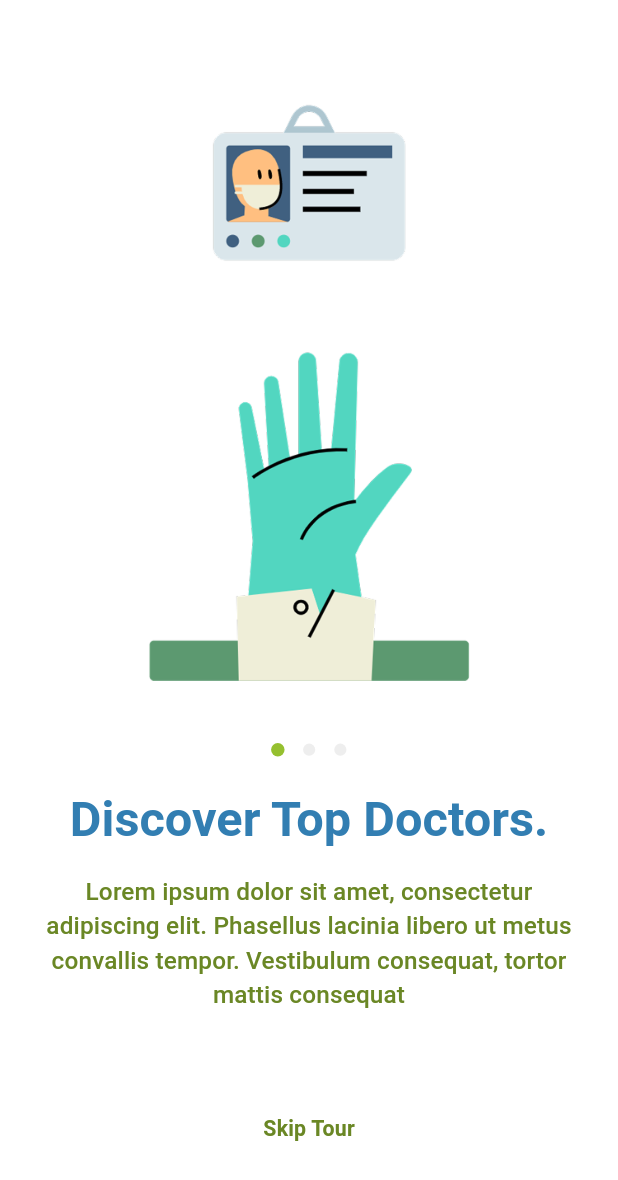
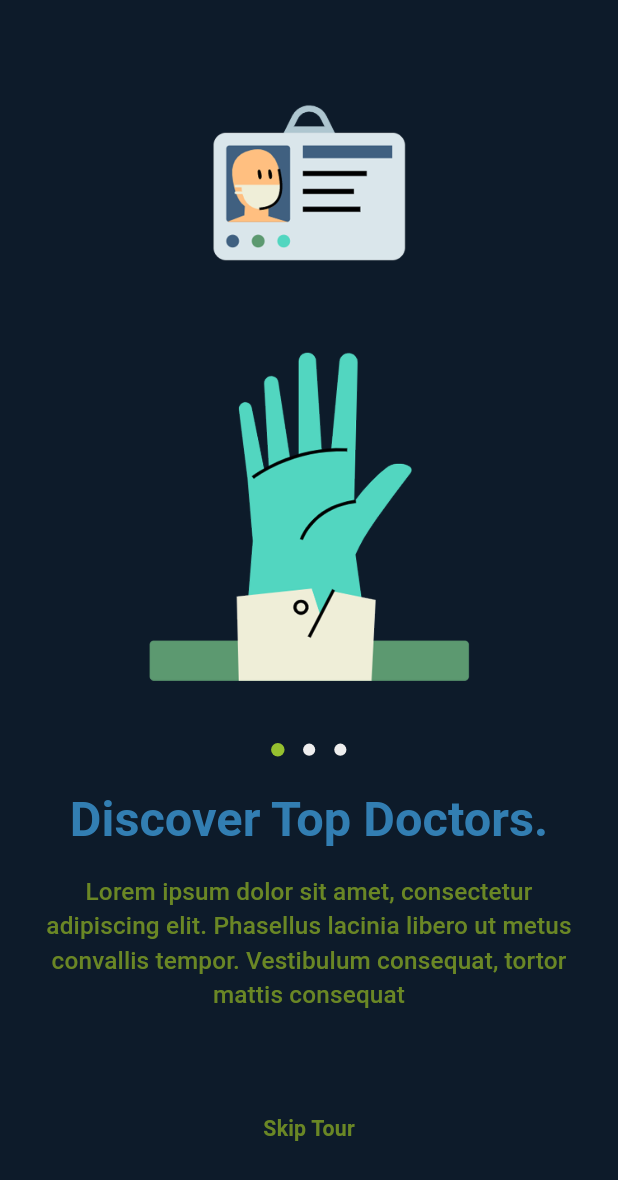
Before and after one commit to Osama-El-Dawli/Healora-app, a Flutter app: the screen it shows after launch, on a phone screen of 412 x 824 dp. Shown: the top 1180 px of the screen. Run offline on Flutter 3.47's test engine with Material 3 defaults, Android fonts, the phone set to English and light mode, and no system bars; drawn by our look-alikes of dots_indicator; our stand-ins replace bloc, cloud_firestore, dio, easy_localization, firebase_auth, firebase_core and 9 more; accounts and stored records are empty.

Commit message:
feat: Update theme colors and switch to dark mode by default

```diff
--- a/lib/core/theme/app_colors.dart
+++ b/lib/core/theme/app_colors.dart
@@ -2,7 +2,6 @@ import 'dart:ui';
 
 abstract class AppColors {
   static const Color black = Color(0xff505050);
-  static const Color white = Color(0xffffffff);
   static const Color gray = Color(0xffEEEEEE);
   static const Color secondary = Color(0xff95C02F);
   static const Color darkGreen = Color(0xff6A8725);
--- a/lib/core/theme/app_theme.dart
+++ b/lib/core/theme/app_theme.dart
@@ -157,19 +157,20 @@ class AppTheme {
     ),
     // fontFamily: GoogleFonts.raleway().fontFamily,
   );
+
   static ThemeData darkMode = ThemeData(
     brightness: Brightness.dark,
 
     floatingActionButtonTheme: const FloatingActionButtonThemeData(
-      backgroundColor: AppColors.darkTextPrimary,
-      foregroundColor: AppColors.darkBackground,
+      backgroundColor: AppColors.primary,
+      foregroundColor: Colors.white,
       shape: CircleBorder(),
     ),
 
     scaffoldBackgroundColor: AppColors.darkBackground,
 
     appBarTheme: AppBarTheme(
-      backgroundColor: AppColors.primary,
+      backgroundColor: AppColors.darkCard,
       foregroundColor: AppColors.darkTextPrimary,
       elevation: 0,
       scrolledUnderElevation: 0,
@@ -179,19 +180,18 @@ class AppTheme {
         fontWeight: FontWeight.w700,
         color: AppColors.darkTextPrimary,
       ),
+      iconTheme: const IconThemeData(color: AppColors.darkTextPrimary),
     ),
 
     switchTheme: SwitchThemeData(
-      trackColor: WidgetStateProperty.all(
-        AppColors.darkHint.withValues(alpha: 0.4),
-      ),
+      trackColor: WidgetStateProperty.all(AppColors.darkHint.withOpacity(0.4)),
+      thumbColor: WidgetStateProperty.all(AppColors.primary),
       trackOutlineColor: WidgetStateProperty.all(AppColors.primary),
-      thumbColor: WidgetStateProperty.all(AppColors.primary),
     ),
 
     elevatedButtonTheme: ElevatedButtonThemeData(
       style: ButtonStyle(
-        foregroundColor: WidgetStateProperty.all(AppColors.white),
+        foregroundColor: WidgetStateProperty.all(Colors.white),
         backgroundColor: WidgetStateProperty.all(AppColors.primary),
         minimumSize: WidgetStateProperty.all(const Size(double.infinity, 48)),
         shape: WidgetStateProperty.all(
@@ -201,9 +201,9 @@ class AppTheme {
     ),
 
     textSelectionTheme: TextSelectionThemeData(
-      cursorColor: AppColors.darkTextPrimary,
-      selectionColor: AppColors.darkHint.withValues(alpha: 0.2),
-      selectionHandleColor: AppColors.darkTextPrimary,
+      cursorColor: AppColors.primary,
+      selectionColor: AppColors.primary.withOpacity(0.3),
+      selectionHandleColor: AppColors.primary,
     ),
 
     dropdownMenuTheme: DropdownMenuThemeData(
@@ -262,11 +262,6 @@ class AppTheme {
         borderSide: BorderSide(color: AppColors.darkBorder, width: 1.w),
       ),
 
-      disabledBorder: OutlineInputBorder(
-        borderRadius: BorderRadius.circular(8.r),
-        borderSide: BorderSide(color: AppColors.darkBorder, width: 1.w),
-      ),
-
       focusedBorder: OutlineInputBorder(
         borderRadius: BorderRadius.circular(8.r),
         borderSide: BorderSide(color: AppColors.primary, width: 1.5.w),
@@ -300,7 +295,7 @@ class AppTheme {
       ),
       titleMedium: TextStyle(
         fontSize: 20.sp,
-        fontWeight: FontWeight.w700,
+        fontWeight: FontWeight.w600,
         color: AppColors.darkTextPrimary,
       ),
       titleSmall: TextStyle(
@@ -311,11 +306,11 @@ class AppTheme {
       labelLarge: TextStyle(
         fontSize: 14.sp,
         fontWeight: FontWeight.w500,
-        color: AppColors.darkTextPrimary,
+        color: AppColors.darkTextSecondary,
       ),
       labelSmall: TextStyle(
         fontSize: 12.sp,
-        fontWeight: FontWeight.w500,
+        fontWeight: FontWeight.w400,
         color: AppColors.darkTextSecondary,
       ),
     ),
--- a/lib/main.dart
+++ b/lib/main.dart
@@ -64,7 +64,7 @@ class Healora extends StatelessWidget {
 
         theme: AppTheme.lightMode,
         darkTheme: AppTheme.darkMode,
-        themeMode: ThemeMode.light,
+        themeMode: ThemeMode.dark,
         initialRoute: isOnboardingVisited
             ? (user != null
                   ? (user.role == 'doctor'
```
